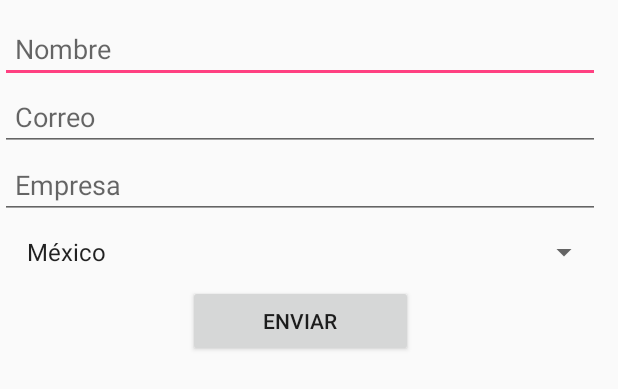
After one commit to isairuiz/image360, an Android app: the layout custom_alert.xml on its own in the app's theme, with its tools: preview values and no code run, on a phone screen of 412 x 824 dp. The commit adds this screen. Shown: the top 389 px of the screen. Run offline under Robolectric (Android 15) with nearby library versions, the phone set to English and light mode, and no system bars.

Commit message:
haciendo lo de alert

```diff
--- a/app/src/main/res/layout/activity_main.xml
+++ b/app/src/main/res/layout/activity_main.xml
@@ -5,10 +5,9 @@
     android:id="@+id/main_content"
     android:layout_width="match_parent"
     android:layout_height="match_parent"
-    android:fitsSystemWindows="true"
     tools:context="com.importare.image360.MainActivity">
 
-    <android.support.design.widget.AppBarLayout
+    <!--<android.support.design.widget.AppBarLayout
         android:id="@+id/appbar"
         android:layout_width="match_parent"
         android:layout_height="wrap_content"
@@ -25,7 +24,7 @@
 
         </android.support.v7.widget.Toolbar>
 
-    </android.support.design.widget.AppBarLayout>
+    </android.support.design.widget.AppBarLayout>-->
 
     <android.support.v4.view.ViewPager
         android:id="@+id/container"
--- /dev/null
+++ b/app/src/main/res/layout/custom_alert.xml
@@ -0,0 +1,49 @@
+<?xml version="1.0" encoding="utf-8"?>
+<RelativeLayout xmlns:android="http://schemas.android.com/apk/res/android"
+    android:layout_width="match_parent"
+    android:layout_height="match_parent"
+    >
+
+    <EditText
+        android:id="@+id/correo_nombre"
+        android:layout_width="400dp"
+        android:layout_height="wrap_content"
+        android:paddingLeft="10dp"
+        android:layout_marginTop="10dp"
+        android:hint="Nombre"
+        />
+    <EditText
+        android:id="@+id/correo_mail"
+        android:layout_width="400dp"
+        android:layout_height="wrap_content"
+        android:paddingLeft="10dp"
+        android:hint="Correo"
+        android:layout_below="@+id/correo_nombre"
+        />
+
+    <EditText
+        android:id="@+id/correo_empresa"
+        android:layout_width="400dp"
+        android:layout_height="wrap_content"
+        android:paddingLeft="10dp"
+        android:hint="Empresa"
+        android:layout_below="@+id/correo_mail"
+        />
+    <Spinner
+        android:id="@+id/spinner1"
+        android:layout_width="400dp"
+        android:layout_height="wrap_content"
+        android:entries="@array/paises_array"
+        android:prompt="@string/elige_pais"
+        android:layout_below="@+id/correo_empresa"
+        android:layout_marginTop="10dp"
+        android:paddingLeft="10dp"/>
+
+    <Button
+        android:layout_width="150dp"
+        android:layout_height="wrap_content"
+        android:layout_below="@id/spinner1"
+        android:layout_marginTop="10dp"
+        android:layout_marginLeft="125dp"
+        android:text="Enviar"/>
+</RelativeLayout>
--- a/app/src/main/res/values/strings.xml
+++ b/app/src/main/res/values/strings.xml
@@ -3,4 +3,13 @@
     <string name="action_settings">Settings</string>
     <string name="section_format">Hello World from section: %1$d</string>
     <string name="title_activity_image360">Image360Activity</string>
+    <string name="elige_pais">Elige un pais</string>
+    <string-array name="paises_array">
+        <item>México</item>
+        <item>Estados Unidos</item>
+        <item>Argentina</item>
+        <item>Bolivia</item>
+        <item>Chile</item>
+        <item>Colombia</item>
+    </string-array>
 </resources>
```
Also changed, not shown: app/src/main/java/com/importare/image360/Image360Activity.java (+10 -3 lines), app/src/main/java/com/importare/image360/MainActivity.java (+44 -14 lines), app/src/main/res/layout/activity_image360.xml (+4 -4 lines).
